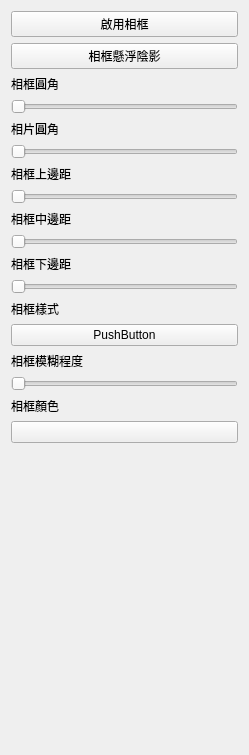
Before: the Qt Designer form ui/components/frame_tab.ui in HuangNO1/stellar-neo, drawn with Qt 5.
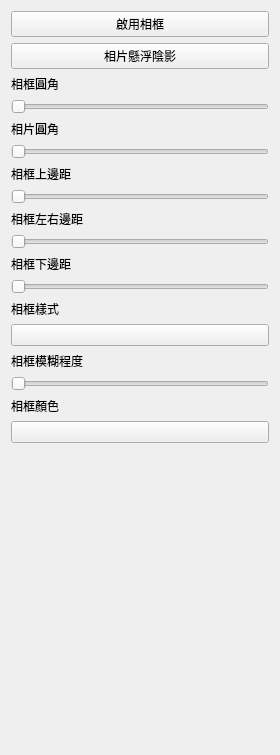
After: the same form once the commit is applied. Custom widgets are drawn as their Qt base class.

Patch:
```diff
--- a/ui/components/frame_tab.ui
+++ b/ui/components/frame_tab.ui
@@ -6,7 +6,7 @@
    <rect>
     <x>0</x>
     <y>0</y>
-    <width>249</width>
+    <width>280</width>
     <height>755</height>
    </rect>
   </property>
@@ -27,7 +27,7 @@
    <item>
     <widget class="SwitchButton" name="pushButton">
      <property name="text">
-      <string>相框懸浮陰影</string>
+      <string>相片懸浮陰影</string>
      </property>
     </widget>
    </item>
@@ -76,7 +76,7 @@
    <item>
     <widget class="BodyLabel" name="label_3">
      <property name="text">
-      <string>相框中邊距</string>
+      <string>相框左右邊距</string>
      </property>
     </widget>
    </item>
@@ -109,10 +109,17 @@
     </widget>
    </item>
    <item>
-    <widget class="ComboBox" name="frame_style_comboBox">
-     <property name="text">
-      <string>PushButton</string>
-     </property>
+    <widget class="ComboBox" name="frame_style_combo">
+     <item>
+      <property name="text">
+       <string>純色背景</string>
+      </property>
+     </item>
+     <item>
+      <property name="text">
+       <string>模糊延伸</string>
+      </property>
+     </item>
     </widget>
    </item>
    <item>
@@ -137,11 +144,7 @@
     </widget>
    </item>
    <item>
-    <widget class="ColorButton" name="kcolorbutton">
-     <property name="text">
-      <string/>
-     </property>
-    </widget>
+    <widget class="ColorButton" name="frame_color_button"/>
    </item>
    <item>
     <spacer name="verticalSpacer">
```
Left out of the diff: 40 changed lines with no effect on the pictures.
